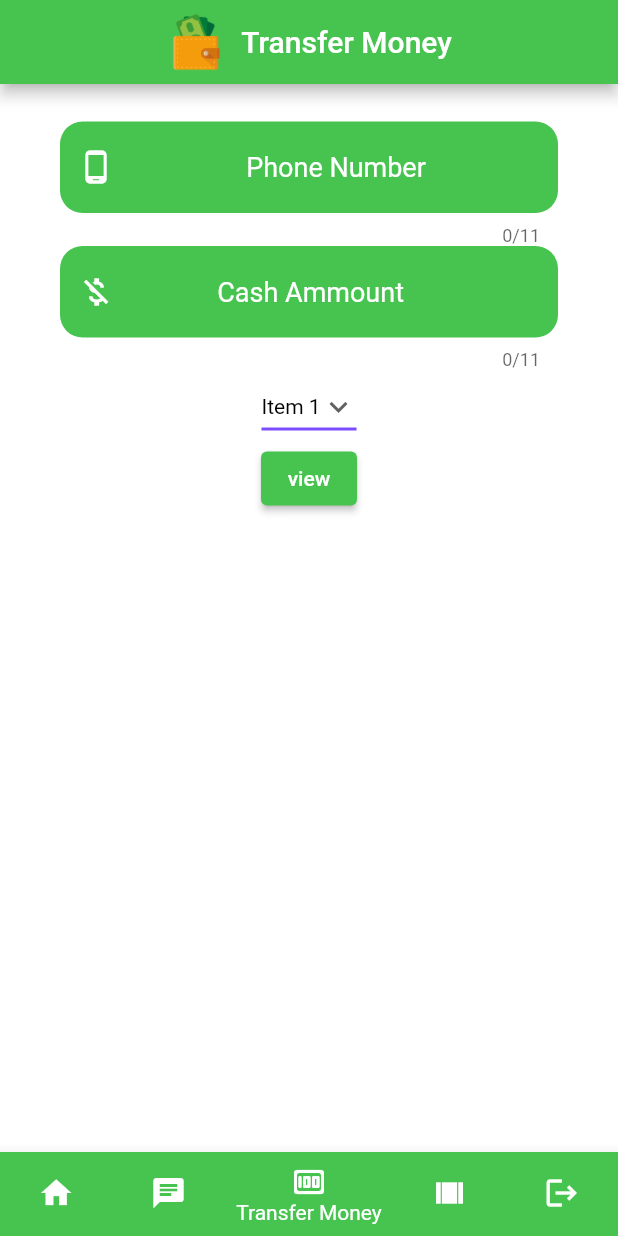
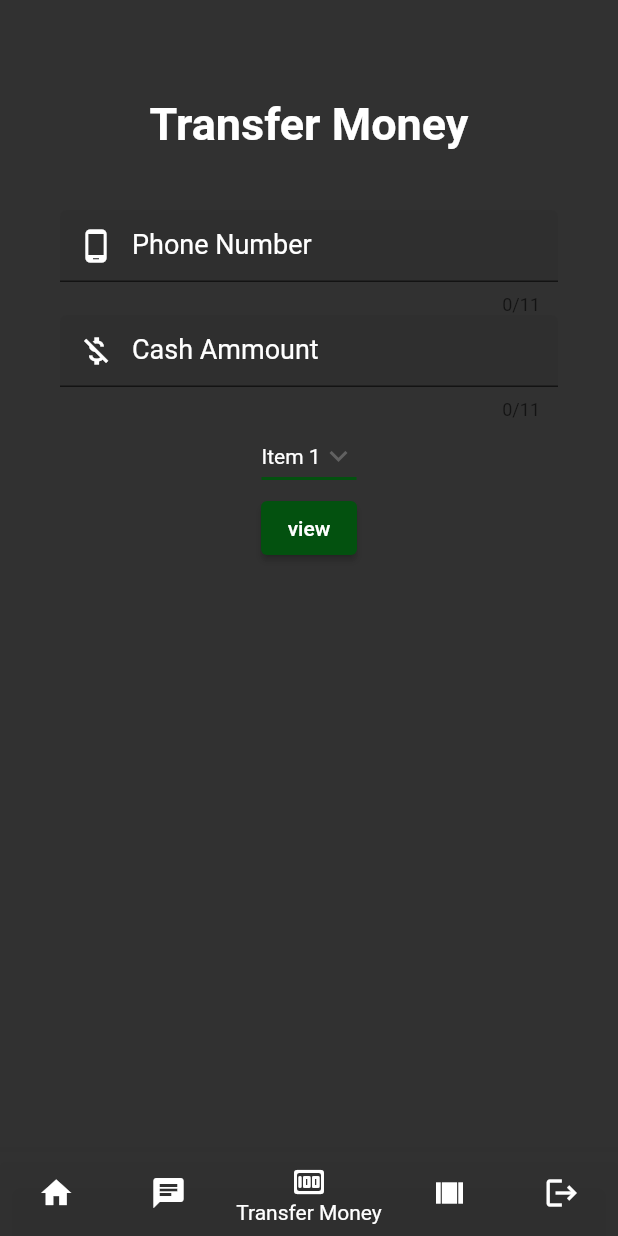
Before and after one commit to YoussifAssem/Parallel-Programming, a Flutter app: the Menu screen opened directly, item 3 of the bottom bar chosen, after a tap on "view", on a phone screen of 412 x 824 dp. Run offline on Flutter 3.47's test engine with Material 2 defaults, Android fonts, the phone set to English and light mode, and no system bars; our stand-ins replace cloud_firestore, firebase_auth, firebase_core; accounts and stored records are empty; network calls fail.

Commit message:
pp ui mobile

```diff
--- a/ma7fzty_app/lib/Screens/chat_screen.dart
+++ b/ma7fzty_app/lib/Screens/chat_screen.dart
@@ -21,7 +21,7 @@ class _Chat extends State<Chat> {
     return Scaffold(
       backgroundColor: const Color.fromARGB(255, 255, 255, 255),
       appBar: AppBar(
-        backgroundColor: const Color.fromARGB(255, 71, 196, 79),
+        backgroundColor: const Color.fromARGB(247, 42, 42, 42),
         title: const Text(
           'Name From DB',
         ),
@@ -95,7 +95,7 @@ class _Chat extends State<Chat> {
                     child: const Text(
                       'send',
                       style: TextStyle(
-                        color: Colors.green,
+                        color: Color.fromARGB(255, 3, 81, 15),
                         fontWeight: FontWeight.bold,
                         fontSize: 18,
                       ),
--- a/ma7fzty_app/lib/Screens/home_screen.dart
+++ b/ma7fzty_app/lib/Screens/home_screen.dart
@@ -15,9 +15,9 @@ class _homeScreen extends State<homeScreen> {
   @override
   Widget build(BuildContext context) {
     return Scaffold(
-        backgroundColor: const Color.fromARGB(255, 209, 207, 207),
+        backgroundColor: const Color.fromARGB(247, 42, 42, 42),
         appBar: AppBar(
-          backgroundColor: const Color.fromARGB(255, 71, 196, 79),
+          backgroundColor: const Color.fromARGB(247, 42, 42, 42),
           title: const Text(
             'Home Page',
           ),
@@ -45,7 +45,7 @@ class _homeScreen extends State<homeScreen> {
           constraints: const BoxConstraints.expand(),
           decoration: const BoxDecoration(
               image: DecorationImage(
-                  image: AssetImage("images/bk.jpg"), fit: BoxFit.cover)),
+                  image: AssetImage("images/logo.png"), fit: BoxFit.cover)),
           /* child: const TextField(
               decoration:
                  // InputDecoration(fillColor: Colors.green, filled: true),
--- a/ma7fzty_app/lib/Screens/menu.dart
+++ b/ma7fzty_app/lib/Screens/menu.dart
@@ -42,31 +42,32 @@ class _Menu extends State<Menu> {
         child: _widgetOptions.elementAt(_selectedIndex),
       ),
       bottomNavigationBar: BottomNavigationBar(
-        backgroundColor: const Color.fromARGB(255, 71, 196, 79),
+        backgroundColor: const Color.fromARGB(247, 42, 42, 42),
         items: const <BottomNavigationBarItem>[
           BottomNavigationBarItem(
-              icon: Icon(Icons.home),
-              label: 'Home',
-              backgroundColor: Color.fromARGB(255, 71, 196, 79)),
+            icon: Icon(Icons.home),
+            label: 'Home',
+            backgroundColor: Color.fromARGB(247, 42, 42, 42),
+          ),
           BottomNavigationBarItem(
             icon: Icon(Icons.chat),
             label: 'Chat',
-            backgroundColor: Color.fromARGB(255, 71, 196, 79),
+            backgroundColor: Color.fromARGB(247, 42, 42, 42),
           ),
           BottomNavigationBarItem(
             icon: Icon(Icons.money_rounded),
             label: 'Transfer Money',
-            backgroundColor: Color.fromARGB(255, 71, 196, 79),
+            backgroundColor: Color.fromARGB(247, 42, 42, 42),
           ),
           BottomNavigationBarItem(
             icon: Icon(Icons.view_array),
             label: 'view Amount',
-            backgroundColor: Color.fromARGB(255, 71, 196, 79),
+            backgroundColor: Color.fromARGB(247, 42, 42, 42),
           ),
           BottomNavigationBarItem(
             icon: Icon(Icons.logout),
             label: 'Log Out',
-            backgroundColor: Color.fromARGB(255, 71, 196, 79),
+            backgroundColor: Color.fromARGB(247, 42, 42, 42),
           ),
         ],
         currentIndex: _selectedIndex,
--- a/ma7fzty_app/lib/Screens/transfer_screen.dart
+++ b/ma7fzty_app/lib/Screens/transfer_screen.dart
@@ -28,8 +28,8 @@ class _transferMoney extends State<transferMoney> {
   @override
   Widget build(BuildContext context) {
     return Scaffold(
-        backgroundColor: const Color.fromARGB(255, 255, 255, 255),
-        appBar: AppBar(
+        backgroundColor: const Color.fromARGB(247, 42, 42, 42),
+        /*  appBar: AppBar(
           automaticallyImplyLeading: false,
           backgroundColor: const Color.fromARGB(255, 71, 196, 79),
           title: Row(
@@ -58,19 +58,8 @@ class _transferMoney extends State<transferMoney> {
               ),
             )
           ],
-        ),
-        body:
-            // const Center(
-            //   child: Text(
-            //     'Transfer Money Screen',
-            //     style: TextStyle(
-            //         fontSize: 30,
-            //         fontStyle: FontStyle.italic,
-            //         fontWeight: FontWeight.bold,
-            //         color: Colors.black),
-            //   ),
-            // ),
-            Container(
+        ),*/
+        body: Container(
           padding: const EdgeInsets.only(left: 40, top: 25, right: 40),
           child: GestureDetector(
             onTap: () {
@@ -78,22 +67,23 @@ class _transferMoney extends State<transferMoney> {
             },
             child: Column(
               children: [
-                // const SizedBox(
-                //   height: 40,
-                // ),
-                // const Center(
-                //   child: Text(
-                //     "Transfer Money Screen",
-                //     style: TextStyle(
-                //         color: Colors.black,
-                //         fontWeight: FontWeight.bold,
-                //         fontStyle: FontStyle.italic,
-                //         fontSize: 30),
-                //   ),
-                // ),
-
+                const SizedBox(
+                  height: 40,
+                ),
+                const Center(
+                  child: Text(
+                    'Transfer Money',
+                    style: TextStyle(
+                        fontSize: 30,
+                        fontStyle: FontStyle.normal,
+                        fontWeight: FontWeight.bold,
+                        color: Colors.white),
+                  ),
+                ),
+                const SizedBox(
+                  height: 40,
+                ),
                 TextFormField(
-                  textAlign: TextAlign.center,
                   style: const TextStyle(
                     fontSize: 18,
                     color: Colors.white,
@@ -110,20 +100,13 @@ class _transferMoney extends State<transferMoney> {
                       Icons.phone_android,
                       color: Colors.white,
                     ),
-                    border: OutlineInputBorder(
-                      borderRadius: BorderRadius.all(Radius.circular(15.0)),
-                      borderSide: BorderSide.none,
-                    ),
                     filled: true,
-                    fillColor: Color.fromARGB(255, 71, 196, 79),
                     hintText: 'Phone Number',
                     hintStyle: TextStyle(fontSize: 18, color: Colors.white),
                   ),
                 ),
-
                 TextFormField(
                   keyboardType: TextInputType.number,
-                  textAlign: TextAlign.center,
                   controller: amount,
                   style: const TextStyle(
                     fontSize: 18,
@@ -144,23 +127,19 @@ class _transferMoney extends State<transferMoney> {
                     ),
                     //suffixText: Text($EGP'),
                     suffixText: 'EGP',
-                    border: OutlineInputBorder(
-                      borderRadius: BorderRadius.all(Radius.circular(15.0)),
-                      borderSide: BorderSide.none,
-                    ),
+
                     filled: true,
-                    fillColor: Color.fromARGB(255, 71, 196, 79),
+
                     hintText: 'Cash Ammount',
                     hintStyle: TextStyle(fontSize: 18, color: Colors.white),
                   ),
                 ),
-
                 DropdownButton(
                   elevation: 16,
-                  style: const TextStyle(color: Colors.black),
+                  style: const TextStyle(color: Colors.white),
                   underline: Container(
                     height: 2,
-                    color: Colors.deepPurpleAccent,
+                    color: const Color.fromARGB(255, 3, 81, 15),
                   ),
                   value: dropdownvalue,
                   // Down Arrow Icon
@@ -183,12 +162,11 @@ class _transferMoney extends State<transferMoney> {
                     );
                   },
                 ),
-
                 Center(
                   child: ElevatedButton(
                     style: ButtonStyle(
                       backgroundColor: MaterialStateProperty.all(
-                          const Color.fromARGB(255, 71, 196, 79)),
+                          const Color.fromARGB(255, 3, 81, 15)),
                     ),
                     child: const Text('view'),
                     onPressed: () async {
```
Also changed, not shown: ma7fzty_app/lib/Screens/amount_screen.dart (+15 -10 lines), ma7fzty_app/lib/Screens/login_screen.dart (+8 -21 lines), ma7fzty_app/lib/Screens/signup_screen.dart (+3 -37 lines), ma7fzty_app/lib/Screens/splash_screen.dart (+10 -15 lines).
